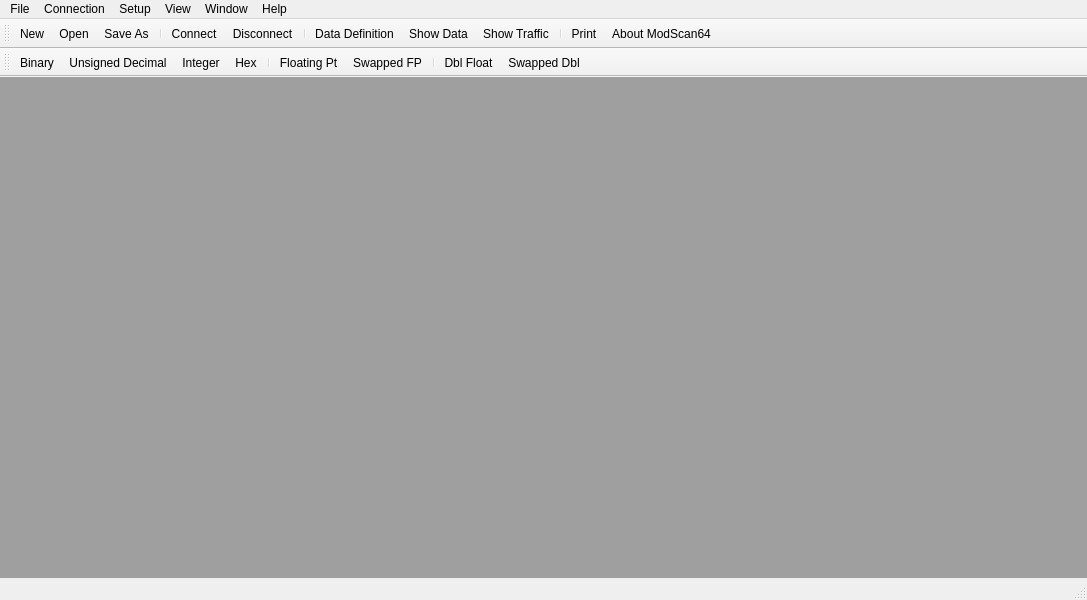
Qt form modscan64/mainwindow.ui (sanny32/OpenModScan) before a commit.
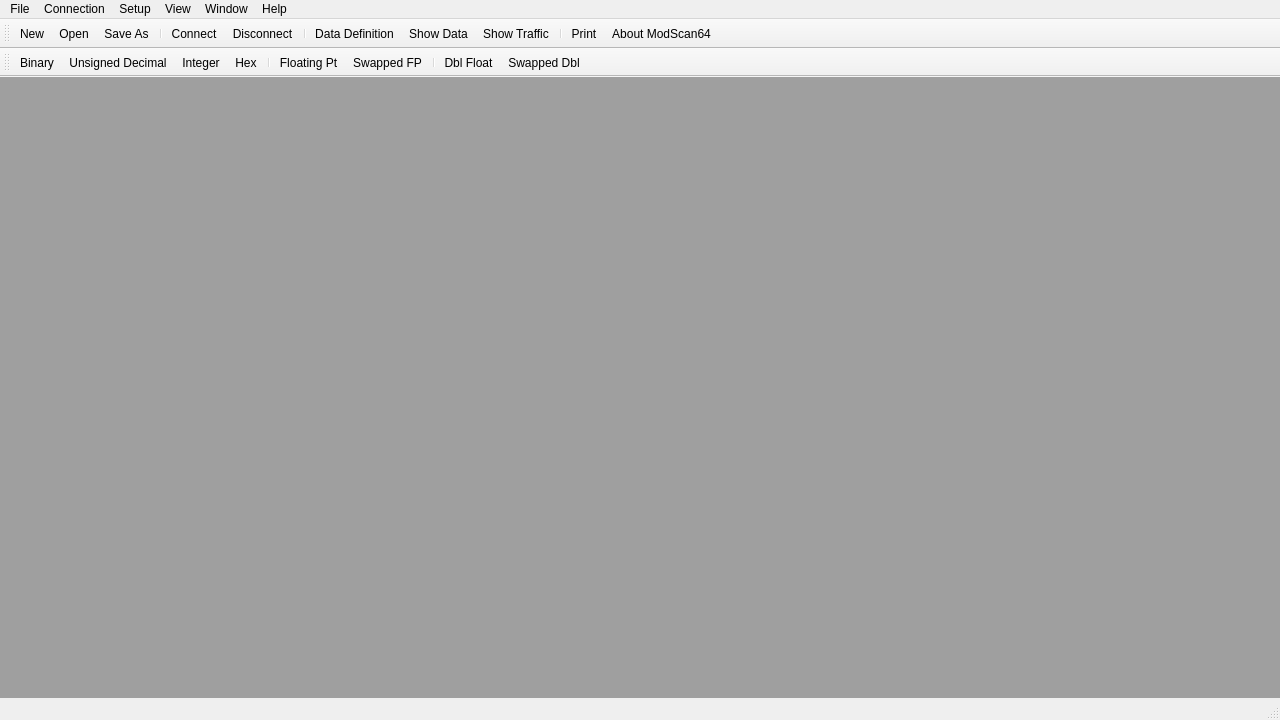
The same form after that commit. Icons and pictures are not drawn.

What changed in the file:
```diff
--- a/modscan64/mainwindow.ui
+++ b/modscan64/mainwindow.ui
@@ -6,8 +6,8 @@
    <rect>
     <x>0</x>
     <y>0</y>
-    <width>1087</width>
-    <height>600</height>
+    <width>1280</width>
+    <height>720</height>
    </rect>
   </property>
   <property name="windowTitle">
@@ -41,7 +41,7 @@
     <rect>
      <x>0</x>
      <y>0</y>
-     <width>1087</width>
+     <width>1280</width>
      <height>22</height>
     </rect>
    </property>
```
Left out of the diff: 3 changed lines with no effect on the pictures.
